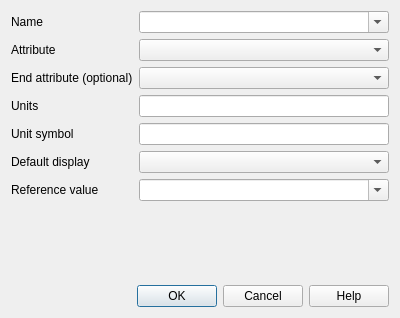
First picture: the form in src/ui/qgswmsdimensiondialogbase.ui, repository qgis/QGIS, before the edit.
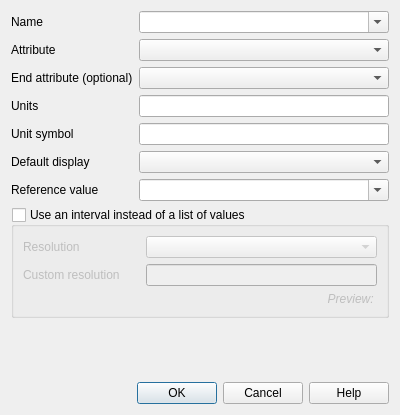
Second picture: the form after the edit. Custom widgets are drawn as their Qt base class.

Commit message: [gui] Extend WMS Dimension dialog with controls for preferring an interval instead of listing all values, as well as for defining a resolution, which can be customized

```diff
--- a/src/ui/qgswmsdimensiondialogbase.ui
+++ b/src/ui/qgswmsdimensiondialogbase.ui
@@ -7,49 +7,13 @@
     <x>0</x>
     <y>0</y>
     <width>400</width>
-    <height>318</height>
+    <height>415</height>
    </rect>
   </property>
   <property name="windowTitle">
    <string>Add WMS/OAPIF Dimension</string>
   </property>
   <layout class="QGridLayout" name="gridLayout">
-   <item row="4" column="1">
-    <widget class="QLineEdit" name="mUnitSymbolLineEdit"/>
-   </item>
-   <item row="3" column="1">
-    <widget class="QLineEdit" name="mUnitsLineEdit"/>
-   </item>
-   <item row="0" column="1">
-    <widget class="QComboBox" name="mNameComboBox">
-     <property name="editable">
-      <bool>true</bool>
-     </property>
-    </widget>
-   </item>
-   <item row="1" column="1">
-    <widget class="QgsFieldComboBox" name="mFieldComboBox"/>
-   </item>
-   <item row="7" column="0">
-    <spacer name="verticalSpacer">
-     <property name="orientation">
-      <enum>Qt::Orientation::Vertical</enum>
-     </property>
-     <property name="sizeHint" stdset="0">
-      <size>
-       <width>20</width>
-       <height>40</height>
-      </size>
-     </property>
-    </spacer>
-   </item>
-   <item row="1" column="0">
-    <widget class="QLabel" name="mFieldLabel">
-     <property name="text">
-      <string>Attribute</string>
-     </property>
-    </widget>
-   </item>
    <item row="0" column="0">
     <widget class="QLabel" name="mNameLabel">
      <property name="toolTip">
@@ -67,15 +31,8 @@
      </property>
     </widget>
    </item>
-   <item row="2" column="1">
-    <widget class="QgsFieldComboBox" name="mEndFieldComboBox"/>
-   </item>
-   <item row="4" column="0">
-    <widget class="QLabel" name="mUnitSymbolLabel">
-     <property name="text">
-      <string>Unit symbol</string>
-     </property>
-    </widget>
+   <item row="5" column="1">
+    <widget class="QComboBox" name="mDefaultDisplayComboBox"/>
    </item>
    <item row="3" column="0">
     <widget class="QLabel" name="mUnitsLabel">
@@ -87,6 +44,26 @@
      </property>
     </widget>
    </item>
+   <item row="4" column="1">
+    <widget class="QLineEdit" name="mUnitSymbolLineEdit"/>
+   </item>
+   <item row="0" column="1">
+    <widget class="QComboBox" name="mNameComboBox">
+     <property name="editable">
+      <bool>true</bool>
+     </property>
+    </widget>
+   </item>
+   <item row="1" column="1">
+    <widget class="QgsFieldComboBox" name="mFieldComboBox"/>
+   </item>
+   <item row="4" column="0">
+    <widget class="QLabel" name="mUnitSymbolLabel">
+     <property name="text">
+      <string>Unit symbol</string>
+     </property>
+    </widget>
+   </item>
    <item row="5" column="0">
     <widget class="QLabel" name="mDefaultDisplayLabel">
      <property name="text">
@@ -94,6 +71,16 @@
      </property>
     </widget>
    </item>
+   <item row="1" column="0">
+    <widget class="QLabel" name="mFieldLabel">
+     <property name="text">
+      <string>Attribute</string>
+     </property>
+    </widget>
+   </item>
+   <item row="2" column="1">
+    <widget class="QgsFieldComboBox" name="mEndFieldComboBox"/>
+   </item>
    <item row="6" column="0">
     <widget class="QLabel" name="mReferenceValueLabel">
      <property name="text">
@@ -101,9 +88,6 @@
      </property>
     </widget>
    </item>
-   <item row="5" column="1">
-    <widget class="QComboBox" name="mDefaultDisplayComboBox"/>
-   </item>
    <item row="6" column="1">
     <widget class="QComboBox" name="mReferenceValueComboBox">
      <property name="editable">
@@ -111,7 +95,7 @@
      </property>
     </widget>
    </item>
-   <item row="8" column="0" colspan="2">
+   <item row="9" column="0" colspan="2">
     <widget class="QDialogButtonBox" name="buttonBox">
      <property name="orientation">
       <enum>Qt::Orientation::Horizontal</enum>
@@ -121,6 +105,72 @@
      </property>
     </widget>
    </item>
+   <item row="7" column="0" colspan="2">
+    <widget class="QGroupBox" name="mUseIntervalGroupBox">
+     <property name="title">
+      <string>Use an interval instead of a list of values</string>
+     </property>
+     <property name="checkable">
+      <bool>true</bool>
+     </property>
+     <property name="checked">
+      <bool>false</bool>
+     </property>
+     <layout class="QGridLayout" name="gridLayout_2">
+      <item row="0" column="1">
+       <widget class="QComboBox" name="mResolutionComboBox"/>
+      </item>
+      <item row="0" column="0">
+       <widget class="QLabel" name="mResolutionLabel">
+        <property name="text">
+         <string>Resolution</string>
+        </property>
+       </widget>
+      </item>
+      <item row="1" column="0">
+       <widget class="QLabel" name="mCustomResolutionLabel">
+        <property name="text">
+         <string>Custom resolution      </string>
+        </property>
+       </widget>
+      </item>
+      <item row="1" column="1">
+       <widget class="QLineEdit" name="mCustomResolutionLineEdit"/>
+      </item>
+      <item row="2" column="0" colspan="2">
+       <widget class="QLabel" name="mResolutionPreviewLabel">
+        <property name="font">
+         <font>
+          <italic>true</italic>
+         </font>
+        </property>
+        <property name="text">
+         <string>Preview: </string>
+        </property>
+        <property name="alignment">
+         <set>Qt::AlignmentFlag::AlignRight|Qt::AlignmentFlag::AlignTrailing|Qt::AlignmentFlag::AlignVCenter</set>
+        </property>
+       </widget>
+      </item>
+     </layout>
+    </widget>
+   </item>
+   <item row="3" column="1">
+    <widget class="QLineEdit" name="mUnitsLineEdit"/>
+   </item>
+   <item row="8" column="0">
+    <spacer name="verticalSpacer">
+     <property name="orientation">
+      <enum>Qt::Orientation::Vertical</enum>
+     </property>
+     <property name="sizeHint" stdset="0">
+      <size>
+       <width>20</width>
+       <height>40</height>
+      </size>
+     </property>
+    </spacer>
+   </item>
   </layout>
  </widget>
  <customwidgets>
```
Left out of the diff: 3 changed lines with no effect on the pictures. The commit also changes 3 other files.
